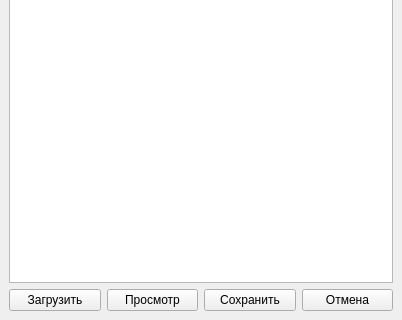
Qt form ui/mainwindow.ui (nadobnyi92/ProtobufGUI) before a commit; both pictures show x 0 to 402 and y 280 to 600 of the 402 by 600 pixel window.
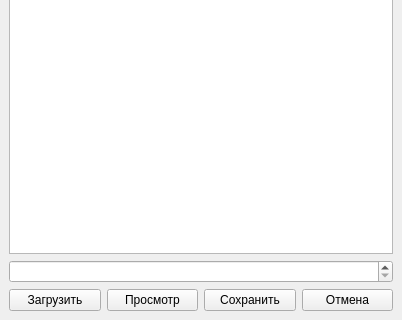
The same form after that commit.

```diff
--- a/ui/mainwindow.ui
+++ b/ui/mainwindow.ui
@@ -59,7 +59,18 @@
      </layout>
     </item>
     <item>
-     <widget class="QTreeView" name="tvProtoTree"/>
+     <widget class="QTreeView" name="tvProtoTree">
+      <property name="alternatingRowColors">
+       <bool>true</bool>
+      </property>
+     </widget>
+    </item>
+    <item>
+     <widget class="QSpinBox" name="spinBox">
+      <property name="specialValueText">
+       <string> </string>
+      </property>
+     </widget>
     </item>
     <item>
      <layout class="QHBoxLayout" name="horizontalLayout_2">
```
